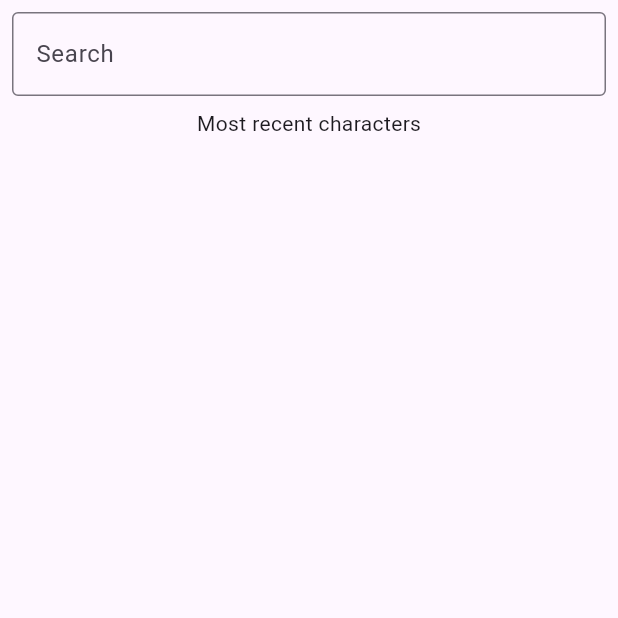
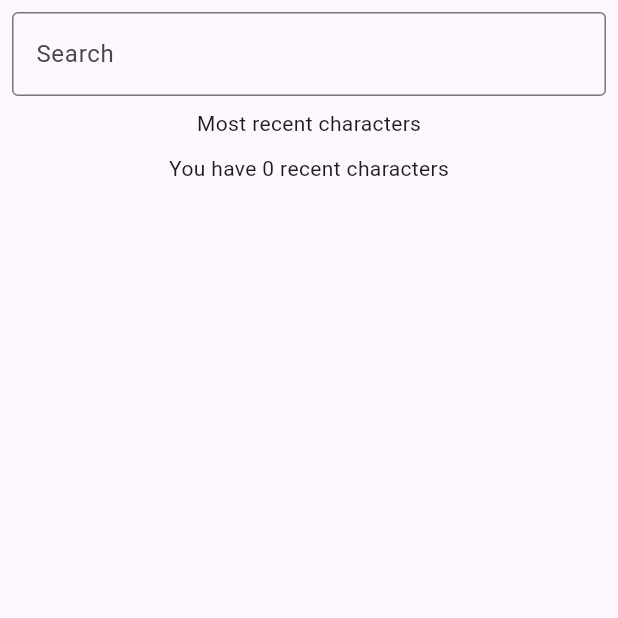
Before and after one commit to JMRamosJuarez/rick-and-morty, a Flutter app: the screen it shows after launch, on a phone screen of 412 x 824 dp, the top half of it. Run offline on Flutter 3.47's test engine with Material 3 defaults, Android fonts, the phone set to English and light mode, and no system bars; our stand-ins replace dio, either_dart, flutter_bloc, flutter_dotenv, get_it, sqflite; accounts and stored records are empty; network calls fail.

Commit message:
Fix empty recent characters message

```diff
--- a/lib/presentation/widgets/most_recent_characters.dart
+++ b/lib/presentation/widgets/most_recent_characters.dart
@@ -16,6 +16,12 @@ class MostRecentCharacters extends StatelessWidget {
           builder: (_, state) {
             switch (state) {
               case RecentCharactersSuccess():
+                if (state.characters.isEmpty) {
+                  return const SizedBox(
+                    height: 40,
+                    child: Center(child: Text('You have 0 recent characters')),
+                  );
+                }
                 return SizedBox(
                   height: 40,
                   child: ListView.builder(
```
